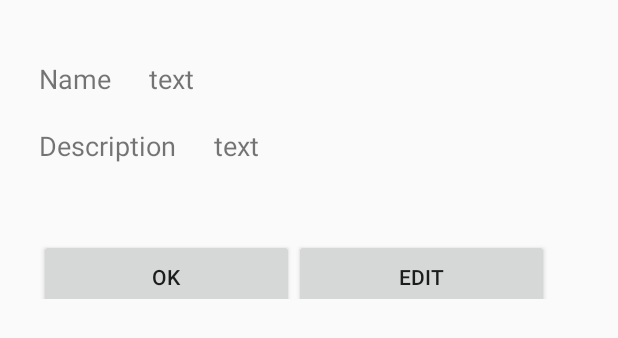
After one commit to KathmanduLivingLabs/ma-mapper, an Android app: the layout detail_activity.xml on its own in the app's theme, with its tools: preview values and no code run, on a phone screen of 412 x 824 dp. The commit adds this screen. Shown: the top 338 px of the screen. Run offline under Robolectric (Android 15) with nearby library versions, the phone set to English and light mode, and no system bars.

Commit message:
Added few Activity

```diff
--- a/app/src/main/java/org/kll/app/meromapv1/BaseActivity.java
+++ b/app/src/main/java/org/kll/app/meromapv1/BaseActivity.java
@@ -1,9 +1,7 @@
 package org.kll.app.meromapv1;
 
-import android.app.Activity;
 import android.content.Intent;
 import android.content.SharedPreferences;
-import android.preference.PreferenceManager;
 import android.support.annotation.LayoutRes;
 import android.support.design.widget.NavigationView;
 import android.support.v4.view.GravityCompat;
@@ -14,6 +12,8 @@ import android.support.v7.widget.Toolbar;
 import android.view.MenuItem;
 import android.view.View;
 import android.widget.FrameLayout;
+
+import org.kll.app.meromapv1.Manipulation.SettingsActivity;
 
 public class BaseActivity extends AppCompatActivity implements
         NavigationView.OnNavigationItemSelectedListener {
--- a/app/src/main/java/org/kll/app/meromapv1/EditActivity.java
+++ b/app/src/main/java/org/kll/app/meromapv1/Manipulation/EditActivity.java
@@ -1,10 +1,13 @@
-package org.kll.app.meromapv1;
+package org.kll.app.meromapv1.Manipulation;
 
 
 
 
 import android.os.Bundle;
 import android.view.MenuItem;
+
+import org.kll.app.meromapv1.BaseActivity;
+import org.kll.app.meromapv1.R;
 
 
 public class EditActivity extends BaseActivity {
--- a/app/src/main/java/org/kll/app/meromapv1/SettingsActivity.java
+++ b/app/src/main/java/org/kll/app/meromapv1/Manipulation/SettingsActivity.java
@@ -1,5 +1,5 @@
 
-package org.kll.app.meromapv1;
+package org.kll.app.meromapv1.Manipulation;
 
 
 import android.content.Intent;
@@ -10,6 +10,10 @@ import android.widget.Button;
 import android.widget.RadioButton;
 import android.widget.RadioGroup;
 import android.widget.Toast;
+
+import org.kll.app.meromapv1.BaseActivity;
+import org.kll.app.meromapv1.MainActivitys;
+import org.kll.app.meromapv1.R;
 
 
 public class SettingsActivity extends BaseActivity {
--- /dev/null
+++ b/app/src/main/res/layout/detail_activity.xml
@@ -0,0 +1,92 @@
+<?xml version="1.0" encoding="utf-8"?>
+<LinearLayout xmlns:android="http://schemas.android.com/apk/res/android"
+    android:orientation="vertical" android:layout_width="match_parent"
+    android:layout_height="match_parent"
+    android:paddingLeft="@dimen/activity_horizontal_margin"
+    android:paddingRight="@dimen/activity_horizontal_margin"
+    android:paddingTop="30dp">
+
+
+    <LinearLayout
+        android:layout_width="wrap_content"
+        android:layout_height="wrap_content"
+        android:gravity="center_vertical"
+        android:orientation="horizontal"
+        android:padding="@dimen/view_padding">
+
+        <TextView
+            android:id="@+id/text_name"
+            android:layout_width="wrap_content"
+            android:layout_height="wrap_content"
+            android:text="@string/name"
+            android:textSize="@dimen/add_edit_textsize"
+            android:paddingRight="25dp"/>
+        <TextView
+            android:id="@+id/text_infoname"
+            android:layout_width="wrap_content"
+            android:layout_height="wrap_content"
+            android:text="@string/infoname"
+            android:textSize="@dimen/add_edit_textsize"
+            android:paddingRight="25dp"/>
+
+
+
+    </LinearLayout>
+
+
+
+
+    <LinearLayout
+        android:layout_width="wrap_content"
+        android:layout_height="wrap_content"
+        android:gravity="center_vertical"
+        android:orientation="horizontal"
+        android:padding="@dimen/view_padding">
+
+        <TextView
+            android:id="@+id/text_desc"
+            android:layout_width="wrap_content"
+            android:layout_height="wrap_content"
+            android:text="@string/infodisc"
+            android:textSize="@dimen/add_edit_textsize"
+            android:paddingRight="25dp"/>
+        <TextView
+            android:id="@+id/text_infodisc"
+            android:layout_width="wrap_content"
+            android:layout_height="wrap_content"
+            android:text="@string/infodisc_text"
+            android:textSize="@dimen/add_edit_textsize"
+            android:paddingRight="25dp"/>
+
+
+
+    </LinearLayout>
+
+
+    <LinearLayout
+        android:layout_width="wrap_content"
+        android:layout_height="wrap_content"
+        android:gravity="center_vertical"
+        android:orientation="horizontal"
+        android:padding="@dimen/view_padding">
+
+        <Button
+            android:id="@+id/info_ok"
+            android:layout_width="@dimen/button_width"
+            android:layout_height="@dimen/button_height"
+            android:layout_marginTop="@dimen/button_padding"
+            android:text="@string/add_info" />
+
+        <Button
+            android:id="@+id/info_edit"
+            android:layout_width="@dimen/button_width"
+            android:layout_height="@dimen/button_height"
+            android:layout_marginTop="@dimen/button_padding"
+            android:text="@string/edit_info" />
+
+    </LinearLayout>
+
+
+
+
+</LinearLayout>
--- a/app/src/main/res/values/dimens.xml
+++ b/app/src/main/res/values/dimens.xml
@@ -9,4 +9,14 @@
 <dimen name="layout_change">370dp</dimen>
     <dimen name="custom_match_parent">-1dp</dimen>
 
+    <dimen name="header_margin">10dp</dimen>
+    <dimen name="text_size">15sp</dimen>
+    <dimen name="header_bottom_margin">30dp</dimen>
+    <dimen name="view_padding">10dp</dimen>
+    <dimen name="add_edit_textsize">18dp</dimen>
+    <dimen name="button_width">170dp</dimen>
+    <dimen name="button_padding">20dp</dimen>
+    <dimen name="button_height">50dp</dimen>
+
+
 </resources>
--- a/app/src/main/res/values/strings.xml
+++ b/app/src/main/res/values/strings.xml
@@ -8,4 +8,11 @@
     <string name="title_activity_base">BaseActivity</string>
     <string name="nav_drawer_opened">drawer opened</string>
     <string name="nav_drawer_closed">drawer closed</string>
+    <string name="name">Name</string>
+    <string name="infoname">text</string>
+    <string name="infodisc">Description</string>
+    <string name="infodisc_text">text</string>
+
+    <string name="add_info">Ok</string>
+    <string name="edit_info">Edit</string>
 </resources>
```
Also changed, not shown: app/src/main/AndroidManifest.xml (+6 -2 lines), app/src/main/java/org/kll/app/meromapv1/Database/DatabaseHelper.java (deleted, +0 -55 lines), app/src/main/java/org/kll/app/meromapv1/Database/DetailDatabaseAdapter.java (deleted, +0 -113 lines), app/src/main/java/org/kll/app/meromapv1/Database/DetailDatabaseHandler.java (added, +50 -0 lines), app/src/main/java/org/kll/app/meromapv1/Database/DetailOperations.java (added, +113 -0 lines), app/src/main/java/org/kll/app/meromapv1/DetailInfo.java (deleted, +0 -9 lines), app/src/main/java/org/kll/app/meromapv1/MainActivitys.java (+21 -10 lines), app/src/main/java/org/kll/app/meromapv1/Manipulation/DetailInfo.java (added, +72 -0 lines), app/src/main/java/org/kll/app/meromapv1/Model/Information.java (added, +56 -0 lines), app/src/main/java/org/kll/app/meromapv1/Manipulation/UploadActivity.java (renamed from app/src/main/java/org/kll/app/meromapv1/UploadActivity.java).
